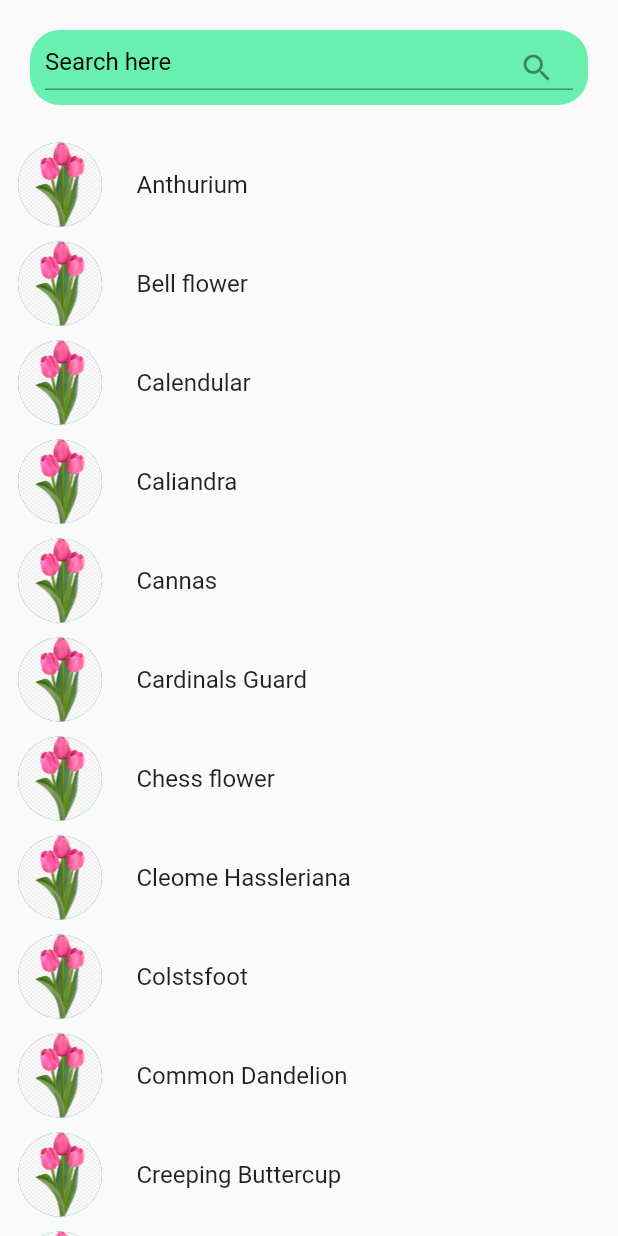
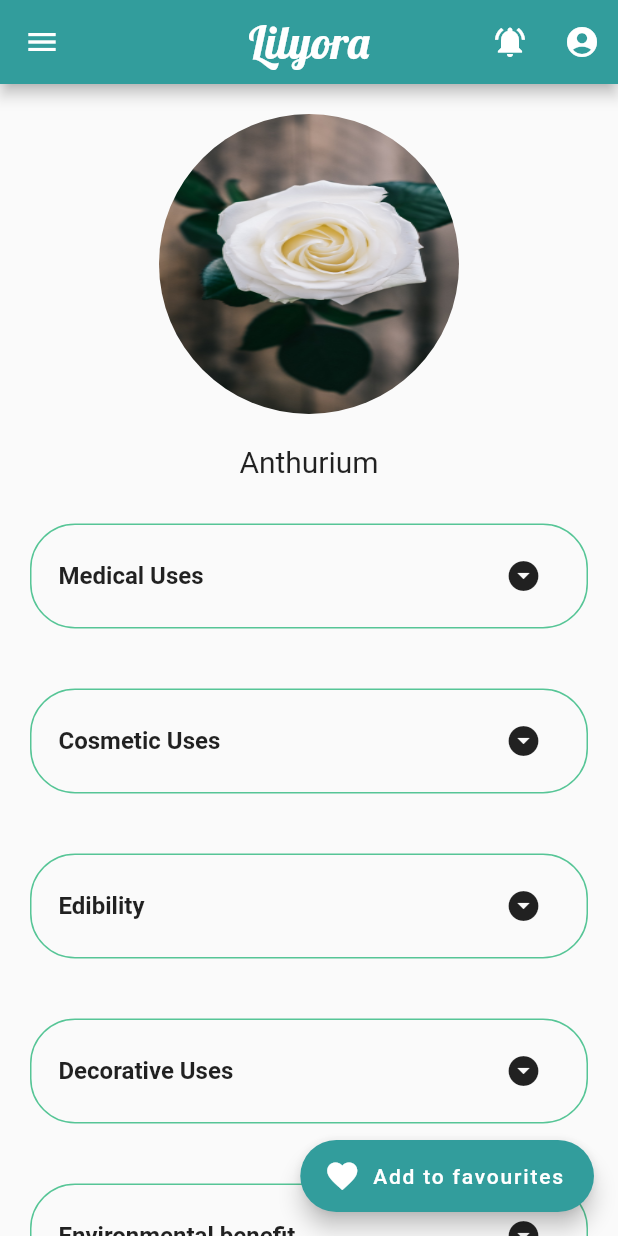
Before and after one commit to Zestful-Tribu/lilyora, a Flutter app: the SearchScreen screen opened by its route, after a tap on "Anthurium", on a phone screen of 412 x 824 dp. Run offline on Flutter 3.47's test engine with Material 2 defaults, Android fonts, the phone set to English and light mode, and no system bars; our stand-ins replace dio, firebase_core, firebase_database, firebase_storage, flutter_spinkit, flutter_svg and 4 more; missing offline and left inert: flappy_search_bar; accounts and stored records are empty; network calls fail; project files that could hold a hidden picture were left out.

Commit message:
show flowers pics in the search screen from fire store

```diff
--- a/lib/main.dart
+++ b/lib/main.dart
@@ -1,6 +1,7 @@
 import 'package:firebase_core/firebase_core.dart';
 import 'package:flutter/material.dart';
 import 'package:lilyora/screens/capture_screen.dart';
+import 'package:lilyora/screens/flower_info.dart';
 import 'package:lilyora/screens/flower_screen.dart';
 import 'package:lilyora/screens/getting_started.dart';
 import 'package:lilyora/screens/home_screen.dart';
@@ -37,6 +38,7 @@ class MyApp extends StatelessWidget {
         ProfileScreen.id: (context) => ProfileScreen(),
         GettingStarted.id: (context) => GettingStarted(),
         FlowerScreen.id: (context) => FlowerScreen(),
+        FlowerInfo.id: (context) => FlowerInfo(),
       },
     );
   }
--- /dev/null
+++ b/lib/screens/flower_info.dart
@@ -0,0 +1,405 @@
+import 'package:firebase_database/firebase_database.dart';
+import 'package:flutter/material.dart';
+import 'package:lilyora/components/appbar.dart';
+import 'package:lilyora/components/drawer.dart';
+import 'package:lilyora/constants.dart';
+import 'package:lilyora/utils/fire_storage.dart';
+
+class FlowerInfo extends StatefulWidget {
+  static String id = "flower_info";
+  String result;
+  FlowerInfo({this.result});
+
+  @override
+  _FlowerInfoState createState() => _FlowerInfoState();
+}
+
+class _FlowerInfoState extends State<FlowerInfo> {
+  String dynamicDefinitionMedical;
+  String dynamicDefinitionCosmetic;
+  String dynamicDefinitionEdibility;
+  String dynamicDefinitionDecorative;
+  String dynamicDefinitionEnv;
+  bool openMedical = false;
+  bool openCosmetic = false;
+  bool openEdibility = false;
+  bool openDecorative = false;
+  bool openEnv = false;
+
+
+  var dbRefs;
+
+  String imageFromFire;
+
+  Map<String, String> lists = new Map();
+
+  void loadFirebaseStorage() {
+    lists.clear();
+    dbRefs = FirebaseDatabase.instance.reference().child(widget.result.toLowerCase());
+    dbRefs.once().then((DataSnapshot snapshot) {
+      if(snapshot.value != null){
+        print('Data : ${snapshot.value}');
+        Map<dynamic, dynamic> values = snapshot.value;
+        values.forEach((key, values) {
+          lists[key] = values;
+        });
+      }
+    });
+  }
+
+  Future<Widget> getImageFromStore(BuildContext context, String imageName) async {
+    String img;
+    await FireStorageService.loadImage(context, imageName).then((value){
+      img = value.toString();
+    });
+    setState(() {
+      imageFromFire = img;
+    });
+  }
+
+  @override
+  void initState() {
+    // TODO: implement initState
+    loadFirebaseStorage();
+    getImageFromStore(context, '${widget.result.toLowerCase()}.jpg');
+    super.initState();
+  }
+
+  @override
+  Widget build(BuildContext context) {
+    return Scaffold(
+        floatingActionButton: FloatingActionButton.extended(
+          onPressed: () {
+            // Add your onPressed code here!
+
+          },
+          label: const Text('Add to favourites'),
+          icon: const Icon(Icons.favorite),
+          backgroundColor: Primary_Color2,
+        ),
+        drawer: LilyoraDrawer(),
+        appBar: lilyora_App_Bar(context),
+        body: SafeArea(
+          child: ListView(
+            children: [
+              Container(
+                child: Container(
+                  margin:EdgeInsets.only(left:75.0,top:20.0,right:75.0,bottom:10.0),
+                  height: 200,
+                  width: 25,
+                  alignment: Alignment.center,
+                  decoration: BoxDecoration(
+                    shape: BoxShape.circle,
+                    image: DecorationImage(
+
+                      image:imageFromFire != null ? NetworkImage(imageFromFire) : AssetImage("assets/roseflower.jpg"),
+                      fit: BoxFit.fill,
+                    ),
+                    //color: Colors.white,
+                  ),
+                ),
+              ),
+              Column(
+                children: [
+                  Container(
+                    child: Text(
+                      widget.result,
+                      style: TextStyle(
+                        fontSize: 20.0,
+                      ),
+                    ),
+                    //color: Colors.green,
+                    //height: 50,
+                    //width: 100,
+                    //alignment: Alignment.center,
+                    margin:EdgeInsets.only(left:10.0,top:10.0,right:10.0,bottom: 10.0),
+                  ),
+                ],
+              ),
+              Container(
+                child: Container(
+                  margin:EdgeInsets.all(20.0),
+                  padding: EdgeInsets.only(left: 8, right: 8),
+                  decoration: BoxDecoration(
+                      borderRadius: BorderRadius.all(Radius.circular(30)),
+                      border: Border.all(
+                        color: Primary_Color,
+
+                      )
+
+                  ),
+                  child: Center(
+                    child: Padding(
+                      padding: const EdgeInsets.all(10.0),
+                      child: Column(
+                        children: [
+                          Container(
+                            child: Row(
+                              mainAxisAlignment: MainAxisAlignment.spaceBetween,
+                              children: [
+                                Text("Medical Uses",
+                                  style: TextStyle(
+                                    fontSize: 16,
+                                    fontWeight: FontWeight.bold,
+                                  ),
+                                ),
+                                IconButton(
+                                  icon: Icon(Icons.arrow_drop_down_circle),
+                                  onPressed: () {
+                                    setState(() {
+                                      openMedical = !openMedical;
+                                      if(openMedical == true){
+                                        dynamicDefinitionMedical = lists["medical"];
+
+                                      }else{
+                                        dynamicDefinitionMedical = null;
+                                      }
+
+                                    });
+                                  },
+                                )
+                              ],
+                            ),
+                          ),
+                          Container(
+                            child: dynamicDefinitionMedical == null ? null : Text("$dynamicDefinitionMedical"),
+                          )
+
+                        ],
+                      ),
+                    ),
+                  ),
+                ),
+
+              ),
+              Container(
+                child: Container(
+                  margin:EdgeInsets.all(20.0),
+                  padding: EdgeInsets.only(left: 8, right: 8),
+                  decoration: BoxDecoration(
+                      borderRadius: BorderRadius.all(Radius.circular(30)),
+                      border: Border.all(
+                        color: Primary_Color,
+
+                      )
+
+                  ),
+                  child: Center(
+                    child: Padding(
+                      padding: const EdgeInsets.all(10.0),
+                      child: Column(
+                        children: [
+                          Container(
+                            child: Row(
+                              mainAxisAlignment: MainAxisAlignment.spaceBetween,
+                              children: [
+                                Text("Cosmetic Uses",
+                                  style: TextStyle(
+                                    fontSize: 16,
+                                    fontWeight: FontWeight.bold,
+                                  ),
+                                ),
+                                IconButton(
+                                  icon: Icon(Icons.arrow_drop_down_circle),
+                                  onPressed: () {
+                                    setState(() {
+                                      openCosmetic = !openCosmetic;
+                                      if(openCosmetic == true){
+                                        dynamicDefinitionCosmetic = lists["cosmetic"];
+                                      }else{
+                                        dynamicDefinitionCosmetic = null;
+                                      }
+
+                                    });
+                                  },
+                                )
+                              ],
+                            ),
+                          ),
+                          Container(
+                            child: dynamicDefinitionCosmetic == null ? null : Text("$dynamicDefinitionCosmetic"),
+                          )
+
+                        ],
+                      ),
+                    ),
+                  ),
+                ),
+
+              ),
+              Container(
+                child: Container(
+                  margin:EdgeInsets.all(20.0),
+                  padding: EdgeInsets.only(left: 8, right: 8),
+                  decoration: BoxDecoration(
+                      borderRadius: BorderRadius.all(Radius.circular(30)),
+                      border: Border.all(
+                        color: Primary_Color,
+
+                      )
+
+                  ),
+                  child: Center(
+                    child: Padding(
+                      padding: const EdgeInsets.all(10.0),
+                      child: Column(
+                        children: [
+                          Container(
+                            child: Row(
+                              mainAxisAlignment: MainAxisAlignment.spaceBetween,
+                              children: [
+                                Text("Edibility",
+                                  style: TextStyle(
+                                    fontSize: 16,
+                                    fontWeight: FontWeight.bold,
+                                  ),
+                                ),
+                                IconButton(
+                                  icon: Icon(Icons.arrow_drop_down_circle),
+                                  onPressed: () {
+                                    setState(() {
+                                      openEdibility = !openEdibility;
+                                      if(openEdibility == true){
+                                        dynamicDefinitionEdibility = lists["edibility"];
+                                      }else{
+                                        dynamicDefinitionEdibility = null;
+                                      }
+
+                                    });
+                                  },
+                                )
+                              ],
+                            ),
+                          ),
+                          Container(
+                            child: dynamicDefinitionEdibility == null ? null : Text("$dynamicDefinitionEdibility"),
+                          )
+
+                        ],
+                      ),
+                    ),
+                  ),
+                ),
+
+              ),
+              Container(
+                child: Container(
+                  margin:EdgeInsets.all(20.0),
+                  padding: EdgeInsets.only(left: 8, right: 8),
+                  decoration: BoxDecoration(
+                      borderRadius: BorderRadius.all(Radius.circular(30)),
+                      border: Border.all(
+                        color: Primary_Color,
+
+                      )
+
+                  ),
+                  child: Center(
+                    child: Padding(
+                      padding: const EdgeInsets.all(10.0),
+                      child: Column(
+                        children: [
+                          Container(
+                            child: Row(
+                              mainAxisAlignment: MainAxisAlignment.spaceBetween,
+                              children: [
+                                Text("Decorative Uses",
+                                  style: TextStyle(
+                                    fontSize: 16,
+                                    fontWeight: FontWeight.bold,
+                                  ),
+                                ),
+                                IconButton(
+                                  icon: Icon(Icons.arrow_drop_down_circle),
+                                  onPressed: () {
+                                    setState(() {
+                                      openDecorative = !openDecorative;
+                                      if(openDecorative == true){
+                                        dynamicDefinitionDecorative = lists["decorative"];
+                                      }else{
+                                        dynamicDefinitionDecorative = null;
+                                      }
+
+                                    });
+                                  },
+                                )
+                              ],
+                            ),
+                          ),
+                          Container(
+                            child: dynamicDefinitionDecorative == null ? null : Text("$dynamicDefinitionDecorative"),
+                          )
+
+                        ],
+                      ),
+                    ),
+                  ),
+                ),
+
+              ),
+              Container(
+                child: Container(
+                  margin:EdgeInsets.all(20.0),
+                  padding: EdgeInsets.only(left: 8, right: 8),
+                  decoration: BoxDecoration(
+                      borderRadius: BorderRadius.all(Radius.circular(30)),
+                      border: Border.all(
+                        color: Primary_Color,
+
+                      )
+
+                  ),
+                  child: Center(
+                    child: Padding(
+                      padding: const EdgeInsets.all(10.0),
+                      child: Column(
+                        children: [
+                          Container(
+                            child: Row(
+                              mainAxisAlignment: MainAxisAlignment.spaceBetween,
+                              children: [
+                                Text("Environmental benefit",
+                                  style: TextStyle(
+                                    fontSize: 16,
+                                    fontWeight: FontWeight.bold,
+                                  ),
+                                ),
+                                IconButton(
+                                  icon: Icon(Icons.arrow_drop_down_circle),
+                                  onPressed: () {
+                                    setState(() {
+                                      openEnv = !openEnv;
+                                      if(openEnv == true){
+                                        dynamicDefinitionEnv = lists["e-benefit"];
+                                      }else{
+                                        dynamicDefinitionEnv = null;
+                                      }
+
+                                    });
+                                  },
+                                )
+                              ],
+                            ),
+                          ),
+                          Container(
+                            child: dynamicDefinitionEnv == null ? null : Text("$dynamicDefinitionEnv"),
+                          )
+
+                        ],
+                      ),
+                    ),
+                  ),
+                ),
+
+              ),
+
+              SizedBox(
+                height: 60,
+              )
+
+            ],
+          ),
+        )
+    );
+  }
+}
--- a/lib/screens/profile_screen.dart
+++ b/lib/screens/profile_screen.dart
@@ -96,8 +96,8 @@ class _ProfileScreenState extends State<ProfileScreen> {
                     ),
                     Container(
                       child: Text(
-                        "Dani Daniels\n"
-                        "danidaniels@gmail.com",
+                        "Unknown\n"
+                        "unknown@example.com",
                         style: TextStyle(
                           fontSize: 18,
                           fontWeight: FontWeight.bold,
--- a/lib/screens/search_screen.dart
+++ b/lib/screens/search_screen.dart
@@ -1,5 +1,9 @@
- import 'package:flappy_search_bar/flappy_search_bar.dart';
+ import 'package:firebase_storage/firebase_storage.dart';
+import 'package:flappy_search_bar/flappy_search_bar.dart';
  import 'package:flutter/material.dart';
+import 'package:lilyora/constants.dart';
+import 'package:lilyora/screens/flower_info.dart';
+import 'package:lilyora/utils/fire_storage.dart';
 
 
 
@@ -23,11 +27,17 @@ class _SearchScreenState extends State<SearchScreen> {
     "Wood Anemone", "Yellow Cosmos"];
 
   var items = List<String>();
+  var imageList = List<String>();
+  var imagesFromStore = new List();
 
 
   @override
   void initState() {
     items.addAll(flowers);
+    setState(() {
+      // setImageUrls();
+    });
+
     super.initState();
   }
 
@@ -45,6 +55,7 @@ class _SearchScreenState extends State<SearchScreen> {
       setState(() {
         items.clear();
         items.addAll(dummyListData);
+        // setImageUrls();
       });
       return;
 
@@ -53,12 +64,41 @@ class _SearchScreenState extends State<SearchScreen> {
       setState(() {
         items.clear();
         items.addAll(flowers);
+        // setImageUrls();
       });
     }
   }
 
 
+  // void getImageFromStore(BuildContext context, String imageName) async {
+  //   String img;
+  //   await FireStorageService.loadImage(context, imageName).then((value){
+  //     img = value.toString();
+  //     imageList.add(img);
+  //   });
+  //   // return img;
+  // }
+  //
+  // //getting the image urls
+  // void setImageUrls(){
+  //   // imagesFromStore.clear();
+  //   imageList.clear();
+  //   for(int i = 0; i < items.length; i++){
+  //     getImageFromStore(context, '${items[i].toLowerCase()}.jpg');
+  //     // imagesFromStore.add(imageUrl.toString());
+  //   }
+  // }
 
+  Future<Widget> getImageFromFire(BuildContext context, String imageName) async {
+    Image image;
+    await FireStorageService.loadImage(context, imageName).then((value) {
+      image = Image.network(
+        value.toString(),
+        fit: BoxFit.scaleDown,
+      );
+    });
+    return image;
+  }
 
   @override
   Widget build(BuildContext context) {
@@ -79,6 +119,7 @@ class _SearchScreenState extends State<SearchScreen> {
              child: TextField(
                onChanged: (value){
                  filterSearchResult(value);
+
                },
                style:(
                    TextStyle(
@@ -99,23 +140,42 @@ class _SearchScreenState extends State<SearchScreen> {
                 itemCount:items.length,
                 itemBuilder: (context, index) {
                 return ListTile(
-                  contentPadding: EdgeInsets.all(5),
+                  contentPadding: EdgeInsets.all(10),
                   onTap: () {
+                    Navigator.push(
+                      context,
+                      MaterialPageRoute(builder: (context) => FlowerInfo(result: items[index]))
+                    );
+                  },
+                  leading: FutureBuilder(
+                    future: getImageFromFire(context, "${items[index].toLowerCase()}.jpg"),
+                    builder: (context, snapshot) {
+                      if(snapshot.connectionState == ConnectionState.done) {
+                        return Container(
+                          width: 70,
+                          height: 70,
+                          decoration: BoxDecoration(
+                            borderRadius: BorderRadius.all(Radius.circular(18.0)),
+                            color: Primary_Color,
+                          ),
+                          child: snapshot.data,
+                        );
+                      }
 
-                  },
-                  leading:Container(
-                    height: 70,
-                    width: 70,
-                    decoration: BoxDecoration(
-                        color: Colors.teal,
-                        shape: BoxShape.circle,
-                        image: DecorationImage(
-                          image: AssetImage(
-                              "assets/tulip flower.png"
+                      if (snapshot.connectionState == ConnectionState.waiting) {
+                        return Container(
+                          width: 70,
+                          height: 70,
+                          decoration: BoxDecoration(
+                            borderRadius: BorderRadius.all(Radius.circular(8.0)),
+                            color: Primary_Color2,
                           ),
-                          fit: BoxFit.fill,
-                        )
-                    ),
+                          child: CircularProgressIndicator(),
+                        );
+                      }
+
+                      return Container();
+                    },
                   ),
                  title: Text('${items[index]}'),
                 );
@@ -127,3 +187,16 @@ class _SearchScreenState extends State<SearchScreen> {
     );
   }
 }
+
+ // Container(
+ // height: 70,
+ // width: 70,
+ // decoration: BoxDecoration(
+ // color: Colors.teal,
+ // shape: BoxShape.circle,
+ // image: DecorationImage(
+ // image: AssetImage("assets/lilyora logo png.png"),
+ // fit: BoxFit.fill,
+ // )
+ // ),
+ // ),
```
